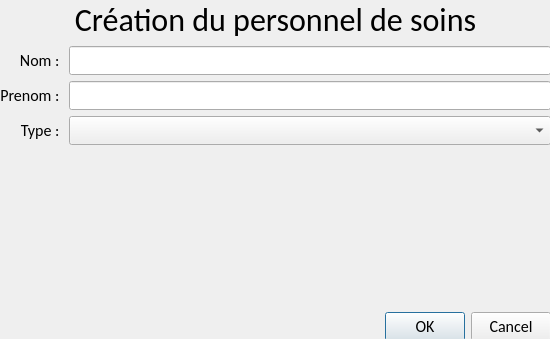
Before: the Qt Designer form createhealthworkerdialog.ui in Neilero/QtProject, drawn with Qt 5.
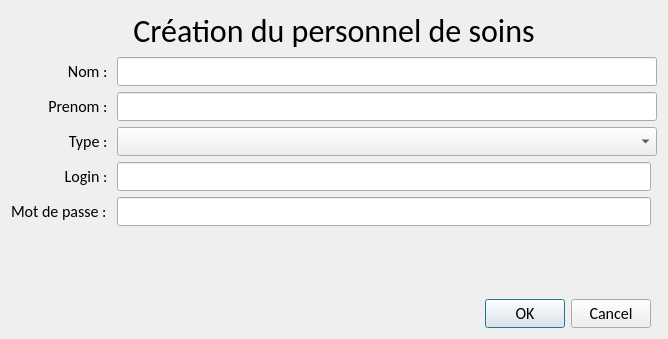
After: the same form once the commit is applied.

Commit message: J'en ai marre !!!

```diff
--- a/createhealthworkerdialog.ui
+++ b/createhealthworkerdialog.ui
@@ -6,7 +6,7 @@
    <rect>
     <x>0</x>
     <y>0</y>
-    <width>550</width>
+    <width>668</width>
     <height>339</height>
    </rect>
   </property>
@@ -19,45 +19,33 @@
   <property name="windowTitle">
    <string>Dialog</string>
   </property>
-  <widget class="QWidget" name="gridLayoutWidget">
-   <property name="geometry">
-    <rect>
-     <x>0</x>
-     <y>0</y>
-     <width>551</width>
-     <height>341</height>
-    </rect>
-   </property>
-   <layout class="QGridLayout" name="gridLayout">
-    <item row="5" column="1">
-     <widget class="QDialogButtonBox" name="buttonBox">
-      <property name="orientation">
-       <enum>Qt::Horizontal</enum>
-      </property>
-      <property name="standardButtons">
-       <set>QDialogButtonBox::Cancel|QDialogButtonBox::Ok</set>
+  <layout class="QGridLayout" name="gridLayout_2">
+   <item row="0" column="0" colspan="3">
+    <widget class="QLabel" name="label_5">
+     <property name="font">
+      <font>
+       <family>Calibri</family>
+       <pointsize>24</pointsize>
+      </font>
+     </property>
+     <property name="text">
+      <string>Création du personnel de soins</string>
+     </property>
+     <property name="alignment">
+      <set>Qt::AlignCenter</set>
       </property>
      </widget>
     </item>
-    <item row="2" column="1">
-     <widget class="QLineEdit" name="lineEdit_2"/>
-    </item>
-    <item row="3" column="0">
-     <widget class="QLabel" name="label_3">
+   <item row="4" column="0">
+    <widget class="QLabel" name="label_4">
       <property name="text">
-       <string>Type : </string>
+      <string>Login : </string>
       </property>
       <property name="alignment">
        <set>Qt::AlignRight|Qt::AlignTrailing|Qt::AlignVCenter</set>
       </property>
      </widget>
     </item>
-    <item row="3" column="1">
-     <widget class="QComboBox" name="comboBox"/>
-    </item>
-    <item row="1" column="1">
-     <widget class="QLineEdit" name="lineEdit"/>
-    </item>
     <item row="1" column="0">
      <widget class="QLabel" name="label">
       <property name="sizePolicy">
@@ -77,6 +65,9 @@
       </property>
      </widget>
     </item>
+   <item row="1" column="1" colspan="2">
+    <widget class="QLineEdit" name="lineEdit"/>
+   </item>
     <item row="2" column="0">
      <widget class="QLabel" name="label_2">
       <property name="text">
@@ -87,38 +78,60 @@
       </property>
      </widget>
     </item>
-    <item row="0" column="0" colspan="2">
-     <widget class="QLabel" name="label_5">
-      <property name="font">
-       <font>
-        <family>Calibri</family>
-        <pointsize>24</pointsize>
-       </font>
-      </property>
+   <item row="3" column="0">
+    <widget class="QLabel" name="label_3">
       <property name="text">
-       <string>Création du personnel de soins</string>
+      <string>Type : </string>
       </property>
       <property name="alignment">
-       <set>Qt::AlignCenter</set>
+      <set>Qt::AlignRight|Qt::AlignTrailing|Qt::AlignVCenter</set>
       </property>
      </widget>
     </item>
-    <item row="4" column="1">
+   <item row="2" column="1" colspan="2">
+    <widget class="QLineEdit" name="lineEdit_2"/>
+   </item>
+   <item row="3" column="1" colspan="2">
+    <widget class="QComboBox" name="comboBox"/>
+   </item>
+   <item row="6" column="1">
      <spacer name="verticalSpacer">
       <property name="orientation">
        <enum>Qt::Vertical</enum>
       </property>
       <property name="sizeHint" stdset="0">
        <size>
-        <width>20</width>
-        <height>40</height>
+       <width>333</width>
+       <height>70</height>
        </size>
       </property>
      </spacer>
     </item>
-   </layout>
-  </widget>
- </widget>
+   <item row="4" column="1">
+    <widget class="QLineEdit" name="lineEdit_3"/>
+   </item>
+   <item row="7" column="1">
+    <widget class="QDialogButtonBox" name="buttonBox">
+     <property name="orientation">
+      <enum>Qt::Horizontal</enum>
+     </property>
+     <property name="standardButtons">
+      <set>QDialogButtonBox::Cancel|QDialogButtonBox::Ok</set>
+     </property>
+    </widget>
+   </item>
+   <item row="5" column="1">
+    <widget class="QLineEdit" name="lineEdit_4"/>
+   </item>
+   <item row="5" column="0">
+    <widget class="QLabel" name="label_6">
+     <property name="text">
+      <string>Mot de passe : </string>
+     </property>
+    </widget>
+   </item>
+  </layout>
+ </widget>
  <resources/>
  <connections>
   <connection>
```
Left out of the diff: 8 changed lines with no effect on the pictures. Lines whose indentation alone changed are shown as unchanged. The commit also changes 2 other files.
